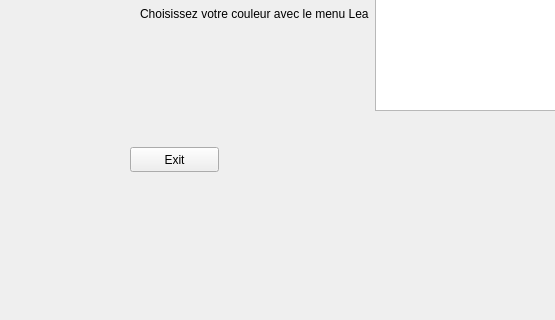
First picture: the form in mainwindow.ui, repository QtHit/test-ajc-2019, before the edit; both pictures show x 0 to 555 and y 162 to 482 of the 800 by 600 pixel window.
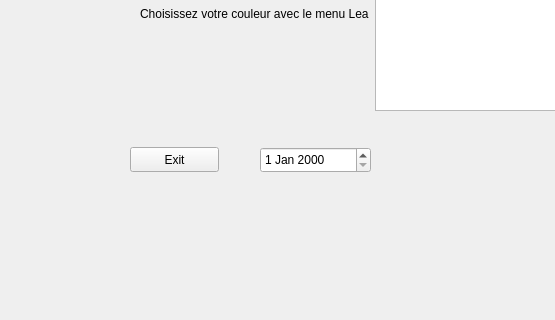
Second picture: the form after the edit.

```diff
--- a/mainwindow.ui
+++ b/mainwindow.ui
@@ -57,6 +57,16 @@
      <string>Exit</string>
     </property>
    </widget>
+   <widget class="QDateEdit" name="dateEdit">
+    <property name="geometry">
+     <rect>
+      <x>260</x>
+      <y>290</y>
+      <width>111</width>
+      <height>26</height>
+     </rect>
+    </property>
+   </widget>
   </widget>
   <widget class="QMenuBar" name="menubar">
    <property name="geometry">
```
Left out of the diff: 22 changed lines with no effect on the pictures.
